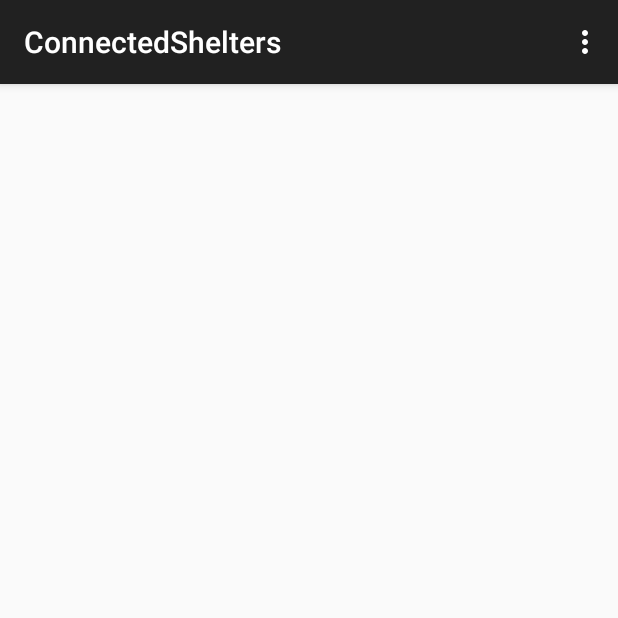
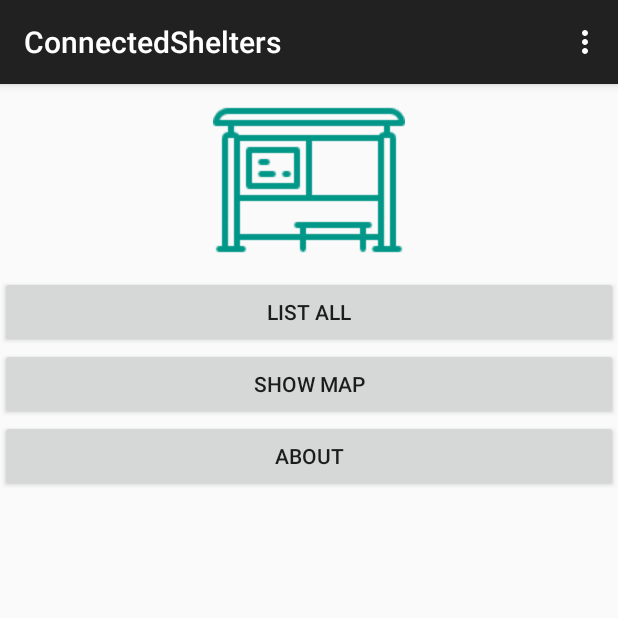
Before and after one commit to AlanChan08/ConnectedShelters, an Android app: the screen it shows after launch (MainActivity before the commit, MenuActivity after it), on a phone screen of 412 x 824 dp, the top half of it. Run offline under Robolectric (Android 15) with nearby library versions, the phone set to English and light mode, and no system bars.

Commit message:
Added Menu

```diff
--- /dev/null
+++ b/app/src/main/java/com/ac/alan/connectedshelters/MenuActivity.java
@@ -0,0 +1,56 @@
+package com.ac.alan.connectedshelters;
+
+import android.content.Intent;
+import android.support.v7.app.AppCompatActivity;
+import android.os.Bundle;
+import android.view.Menu;
+import android.view.MenuItem;
+import android.view.View;
+
+public class MenuActivity extends AppCompatActivity {
+
+    @Override
+    protected void onCreate(Bundle savedInstanceState) {
+        super.onCreate(savedInstanceState);
+        setContentView(R.layout.activity_menu);
+    }
+
+    public void onButtonTapped(View v) {
+        switch (v.getId()){
+            case R.id.button:
+                Intent page = new Intent(MenuActivity.this, MainActivity.class);
+                startActivity(page);
+                break;
+            case R.id.button3:
+                Intent page2 = new Intent(MenuActivity.this, MapsActivity.class);
+                startActivity(page2);
+                break;
+            case R.id.button2:
+                Intent page3 = new Intent(MenuActivity.this, AboutActivity.class);
+                startActivity(page3);
+                break;
+        }
+    }
+
+    @Override
+    public boolean onCreateOptionsMenu(Menu menu) {
+        // Inflate the menu; this adds items to the action bar if it is present.
+        getMenuInflater().inflate(R.menu.menu_menu, menu);
+        return true;
+    }
+
+    @Override
+    public boolean onOptionsItemSelected(MenuItem item) {
+        // Handle action bar item clicks here. The action bar will
+        // automatically handle clicks on the Home/Up button, so long
+        // as you specify a parent activity in AndroidManifest.xml.
+        int id = item.getItemId();
+
+        //noinspection SimplifiableIfStatement
+        if (id == R.id.action_settings) {
+            return true;
+        }
+
+        return super.onOptionsItemSelected(item);
+    }
+}
--- /dev/null
+++ b/app/src/main/res/layout/activity_menu.xml
@@ -0,0 +1,36 @@
+<LinearLayout
+    xmlns:android="http://schemas.android.com/apk/res/android"
+    android:layout_width="match_parent"
+    android:layout_height="match_parent"
+    android:orientation="vertical"
+    android:weightSum="1">
+
+    <ImageView
+        android:layout_width="11229dp"
+        android:id="@+id/imageView"
+        android:layout_gravity="center_horizontal"
+        android:src="@drawable/public128"
+        android:layout_height="wrap_content" />
+
+    <Button
+        android:layout_width="match_parent"
+        android:layout_height="wrap_content"
+        android:text="List all"
+        android:id="@+id/button"
+        android:onClick="onButtonTapped" />
+
+    <Button
+        android:layout_width="match_parent"
+        android:layout_height="wrap_content"
+        android:text="Show map"
+        android:id="@+id/button3"
+        android:onClick="onButtonTapped" />
+
+    <Button
+        android:layout_width="match_parent"
+        android:layout_height="wrap_content"
+        android:text="About"
+        android:id="@+id/button2"
+        android:onClick="onButtonTapped" />
+
+</LinearLayout>
--- /dev/null
+++ b/app/src/main/res/menu/menu_menu.xml
@@ -0,0 +1,7 @@
+<menu xmlns:android="http://schemas.android.com/apk/res/android"
+    xmlns:app="http://schemas.android.com/apk/res-auto"
+    xmlns:tools="http://schemas.android.com/tools"
+    tools:context="com.ac.alan.connectedshelters.MenuActivity">
+    <item android:id="@+id/action_settings" android:title="@string/action_settings"
+        android:orderInCategory="100" app:showAsAction="never" />
+</menu>
--- a/app/src/main/res/values/strings.xml
+++ b/app/src/main/res/values/strings.xml
@@ -5,4 +5,7 @@
     <string name="action_settings">Settings</string>
     <string name="title_activity_google_maps">GoogleMapsActivity</string>
     <string name="title_activity_maps">Map</string>
+    <string name="title_activity_menu">MenuActivity</string>
+    <string name="title_activity_about">AboutActivity</string>
+    <string name="title_activity_list">ListActivity</string>
 </resources>
```
Also changed, not shown: app/src/main/AndroidManifest.xml (+10 -2 lines), app/src/main/java/com/ac/alan/connectedshelters/AboutActivity.java (added, +37 -0 lines), app/src/main/java/com/ac/alan/connectedshelters/MainActivity.java (+8 -11 lines), app/src/main/java/com/ac/alan/connectedshelters/MapsActivity.java (+17 -5 lines), app/src/main/res/layout/activity_about.xml (added, +28 -0 lines), app/src/main/res/menu/menu_about.xml (added, +7 -0 lines), app/src/main/res/menu/menu_list.xml (added, +7 -0 lines), app/src/main/res/drawable/abribus.jpg (added), app/src/main/res/drawable/abribusconnecte2.jpg (added), app/src/main/res/drawable/public128.png (added), app/src/main/res/drawable/public32.png (added), app/src/main/res/drawable/public64.png (added), app/src/main/res/mipmap-hdpi/public128.png (added), app/src/main/res/mipmap-mdpi/public64.png (added), 2 more files.
